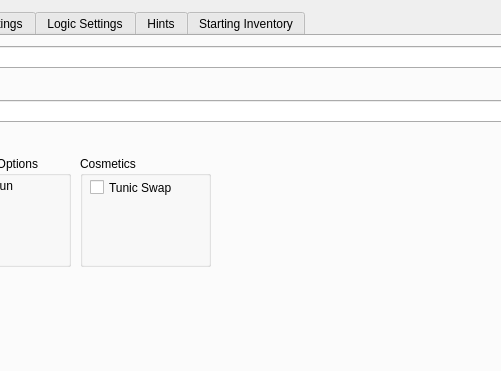
Above: gui/randogui.ui from ssrando/ssrando before the change; both pictures show x 282 to 783 and y 0 to 371 of the 956 by 704 pixel window. Below: the same form after it.
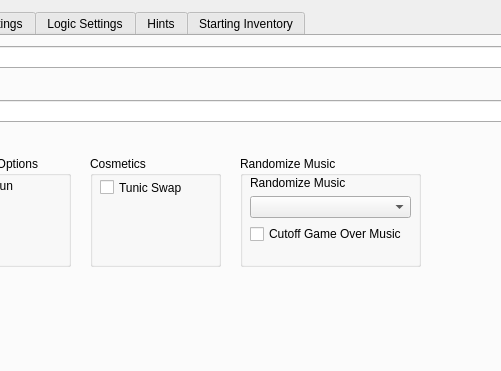
That is the form after the change. The open tabs and pages were chosen to show the change.

Commit message: Added an option to cutoff game over music

Patch:
```diff
--- a/gui/randogui.ui
+++ b/gui/randogui.ui
@@ -245,7 +245,7 @@
      <widget class="QGroupBox" name="groupBox_14">
       <property name="geometry">
        <rect>
-        <x>350</x>
+        <x>360</x>
         <y>120</y>
         <width>131</width>
         <height>111</height>
@@ -268,6 +268,65 @@
        </property>
       </widget>
      </widget>
+     <widget class="QGroupBox" name="groupBox_15">
+      <property name="geometry">
+       <rect>
+        <x>510</x>
+        <y>120</y>
+        <width>181</width>
+        <height>111</height>
+       </rect>
+      </property>
+      <property name="title">
+       <string>Randomize Music</string>
+      </property>
+      <widget class="QWidget" name="verticalLayoutWidget_11">
+       <property name="geometry">
+        <rect>
+         <x>10</x>
+         <y>20</y>
+         <width>161</width>
+         <height>81</height>
+        </rect>
+       </property>
+       <layout class="QVBoxLayout" name="verticalLayout_35">
+        <item>
+         <layout class="QVBoxLayout" name="verticalLayout_36">
+          <item>
+           <widget class="QLabel" name="label_for_option_music_rando">
+            <property name="text">
+             <string>Randomize Music</string>
+            </property>
+           </widget>
+          </item>
+          <item>
+           <widget class="QComboBox" name="option_music_rando"/>
+          </item>
+         </layout>
+        </item>
+        <item>
+         <widget class="QCheckBox" name="option_cutoff_gameover_music">
+          <property name="text">
+           <string>Cutoff Game Over Music</string>
+          </property>
+         </widget>
+        </item>
+        <item>
+         <spacer name="verticalSpacer_16">
+          <property name="orientation">
+           <enum>Qt::Vertical</enum>
+          </property>
+          <property name="sizeHint" stdset="0">
+           <size>
+            <width>20</width>
+            <height>40</height>
+           </size>
+          </property>
+         </spacer>
+        </item>
+       </layout>
+      </widget>
+     </widget>
     </widget>
     <widget class="QWidget" name="tab_3">
      <attribute name="title">
@@ -1156,58 +1215,6 @@
        </layout>
       </widget>
      </widget>
-     <widget class="QGroupBox" name="groupBox_14">
-      <property name="geometry">
-       <rect>
-        <x>200</x>
-        <y>270</y>
-        <width>181</width>
-        <height>241</height>
-       </rect>
-      </property>
-      <property name="title">
-       <string>Randomize Music</string>
-      </property>
-      <widget class="QWidget" name="verticalLayoutWidget_8">
-       <property name="geometry">
-        <rect>
-         <x>10</x>
-         <y>20</y>
-         <width>161</width>
-         <height>224</height>
-        </rect>
-       </property>
-       <layout class="QVBoxLayout" name="verticalLayout_31">
-        <item>
-         <layout class="QVBoxLayout" name="verticalLayout_17">
-          <item>
-           <widget class="QLabel" name="label_for_option_music_rando">
-            <property name="text">
-             <string>Randomize Music</string>
-            </property>
-           </widget>
-          </item>
-          <item>
-           <widget class="QComboBox" name="option_music_rando"/>
-          </item>
-         </layout>
-        </item>
-        <item>
-         <spacer name="verticalSpacer_15">
-          <property name="orientation">
-           <enum>Qt::Vertical</enum>
-          </property>
-          <property name="sizeHint" stdset="0">
-           <size>
-            <width>20</width>
-            <height>40</height>
-           </size>
-          </property>
-         </spacer>
-        </item>
-       </layout>
-      </widget>
-     </widget>
     </widget>
     <widget class="QWidget" name="tab_5">
      <attribute name="title">
```
Left out of the diff: 6 changed lines with no effect on the pictures. The commit also changes 3 other files.
